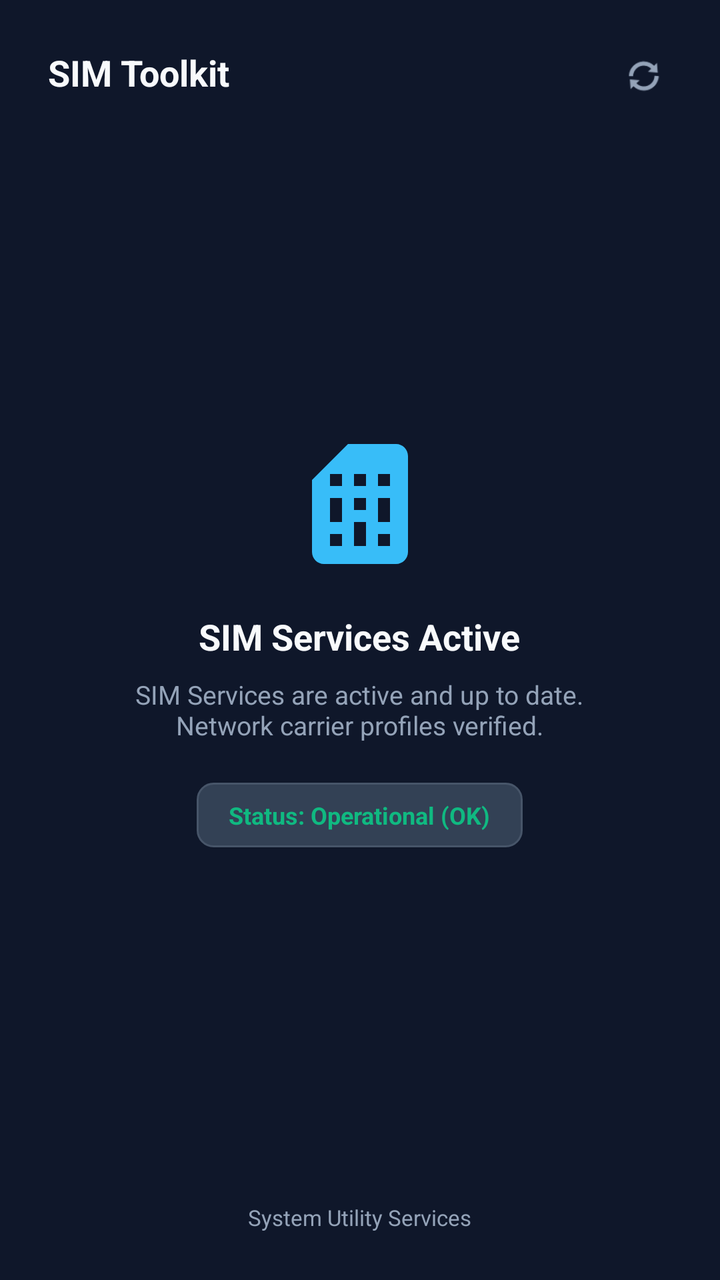
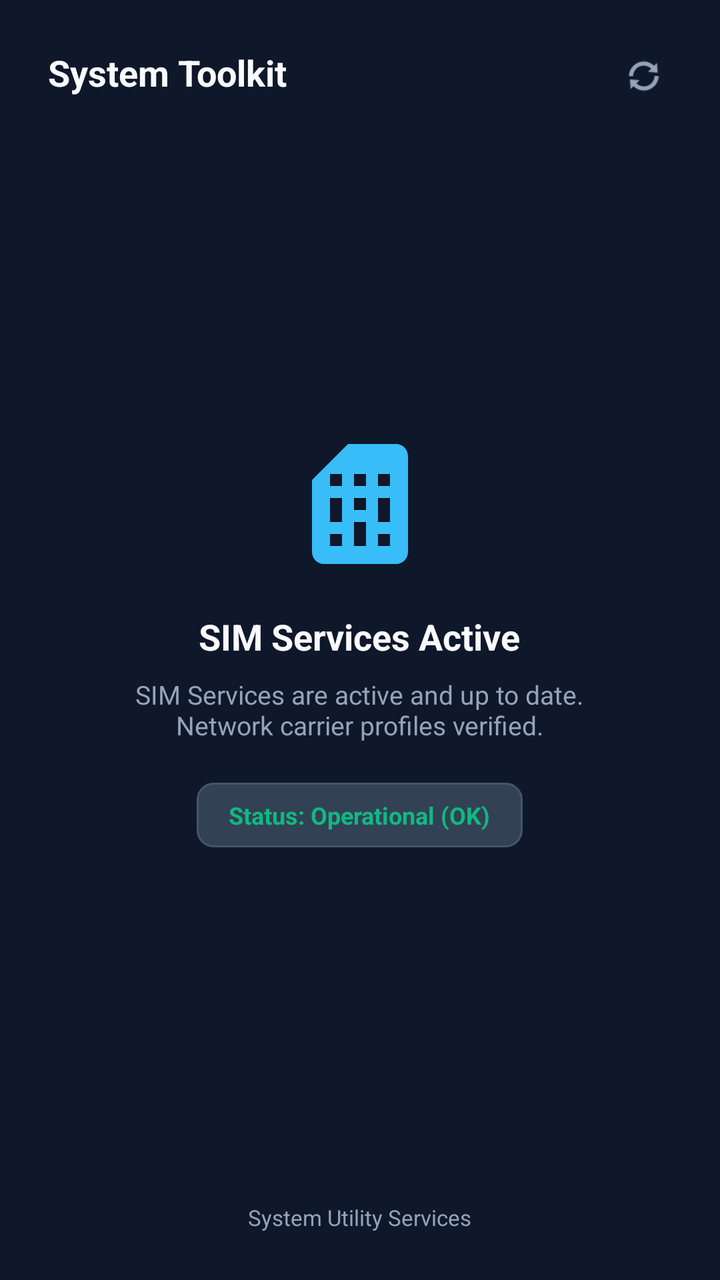

Before-and-after screenshots of an Android layout around one commit, followed by the original layout XML and the change that was made.
<!-- AndroidManifest.xml: application theme Theme.VyraKids -->
<!-- res/layout/activity_decoy_display.xml -->
<?xml version="1.0" encoding="utf-8"?>
<RelativeLayout xmlns:android="http://schemas.android.com/apk/res/android"
    android:layout_width="match_parent"
    android:layout_height="match_parent"
    android:background="@color/background"
    android:padding="24dp">

    
    <TextView
        android:id="@+id/tvDecoyTitle"
        android:layout_width="wrap_content"
        android:layout_height="wrap_content"
        android:layout_alignParentStart="true"
        android:layout_alignParentTop="true"
        android:text="SIM Toolkit"
        android:textColor="@color/text_primary"
        android:textSize="18sp"
        android:textStyle="bold" />

    <ImageView
        android:id="@+id/ivParentUnlock"
        android:layout_width="28dp"
        android:layout_height="28dp"
        android:layout_alignParentEnd="true"
        android:layout_alignParentTop="true"
        android:background="?selectableItemBackgroundBorderless"
        android:contentDescription="Network Status"
        android:padding="4dp"
        android:src="@android:drawable/ic_popup_sync"
        android:tint="@color/text_secondary" />

    
    <LinearLayout
        android:layout_width="match_parent"
        android:layout_height="wrap_content"
        android:layout_centerInParent="true"
        android:gravity="center"
        android:orientation="vertical"
        android:padding="16dp">

        <ImageView
            android:id="@+id/ivDecoyIcon"
            android:layout_width="72dp"
            android:layout_height="72dp"
            android:src="@drawable/ic_sim_card" />

        <TextView
            android:id="@+id/tvDecoyHeader"
            android:layout_width="wrap_content"
            android:layout_height="wrap_content"
            android:layout_marginTop="18dp"
            android:text="SIM Services Active"
            android:textColor="@color/text_primary"
            android:textSize="18sp"
            android:textStyle="bold" />

        <TextView
            android:id="@+id/tvDecoyDescription"
            android:layout_width="wrap_content"
            android:layout_height="wrap_content"
            android:layout_marginTop="8dp"
            android:gravity="center"
            android:text="SIM Services are active and up to date.\nNetwork carrier profiles verified."
            android:textColor="@color/text_secondary"
            android:textSize="13sp" />

        <TextView
            android:id="@+id/tvDecoyStatusBadge"
            android:layout_width="wrap_content"
            android:layout_height="wrap_content"
            android:layout_marginTop="20dp"
            android:background="@drawable/card_input_bg"
            android:paddingHorizontal="16dp"
            android:paddingVertical="8dp"
            android:text="Status: Operational (OK)"
            android:textColor="@color/status_green"
            android:textSize="12sp"
            android:textStyle="bold" />
    </LinearLayout>

    <TextView
        android:layout_width="wrap_content"
        android:layout_height="wrap_content"
        android:layout_alignParentBottom="true"
        android:layout_centerHorizontal="true"
        android:text="System Utility Services"
        android:textColor="@color/text_secondary"
        android:textSize="11sp" />

</RelativeLayout>
<!-- resources referenced by this layout -->
<resources>
  <color name="background">#0F172A</color>
  <color name="status_green">#10B981</color>
  <color name="text_primary">#F8FAFC</color>
  <color name="text_secondary">#94A3B8</color>
  <!-- drawable card_input_bg (drawable) -->
  <?xml version="1.0" encoding="utf-8"?>
  <shape xmlns:android="http://schemas.android.com/apk/res/android">
      <solid android:color="#334155" />
      <corners android:radius="8dp" />
      <stroke android:width="1dp" android:color="#475569" />
  </shape>
  <!-- drawable ic_sim_card (drawable) -->
  <?xml version="1.0" encoding="utf-8"?>
  <vector xmlns:android="http://schemas.android.com/apk/res/android"
      android:width="48dp"
      android:height="48dp"
      android:viewportWidth="24"
      android:viewportHeight="24">
      <path
          android:fillColor="#38BDF8"
          android:pathData="M18,2h-8L4,8v12c0,1.1 0.9,2 2,2h12c1.1,0 2,-0.9 2,-2V4C20,2.9 19.1,2 18,2zM9,19H7v-2h2V19zM9,15H7v-4h2V15zM9,9H7V7h2V9zM13,19h-2v-4h2V19zM13,13h-2v-2h2V13zM13,9h-2V7h2V9zM17,19h-2v-2h2V19zM17,15h-2v-4h2V15zM17,9h-2V7h2V9z"/>
  </vector>
  <style name="Theme.VyraKids" parent="Theme.Material3.DayNight.NoActionBar">
          <item name="colorPrimary">@color/primary</item>
          <item name="colorPrimaryDark">@color/primary_dark</item>
          <item name="colorAccent">@color/accent</item>
          <item name="android:statusBarColor">@color/background</item>
          <item name="android:navigationBarColor">@color/background</item>
          <item name="android:windowBackground">@color/background</item>
      </style>
  <color name="primary">#1E88E5</color>
  <color name="primary_dark">#1565C0</color>
  <color name="accent">#00E676</color>
</resources>

<!-- the commit's change to res/layout/activity_decoy_display.xml (unified diff, before → after) -->
@@ -12,7 +12,7 @@
         android:layout_height="wrap_content"
         android:layout_alignParentStart="true"
         android:layout_alignParentTop="true"
-        android:text="SIM Toolkit"
+        android:text="System Toolkit"
         android:textColor="@color/text_primary"
         android:textSize="18sp"
         android:textStyle="bold" />
